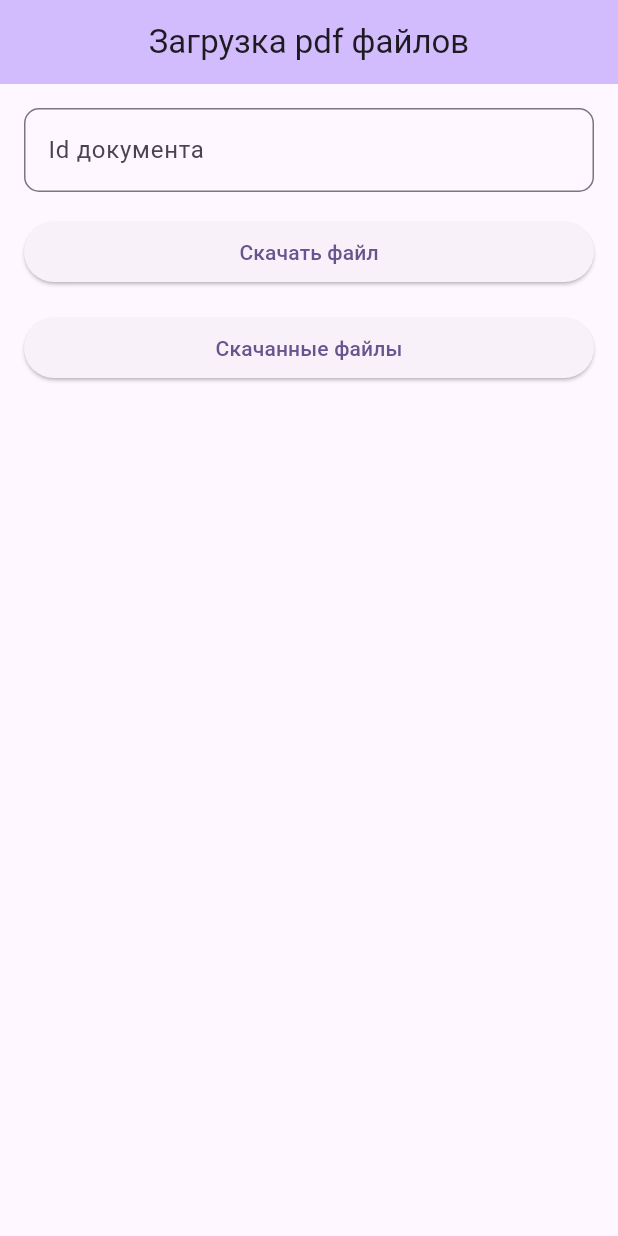
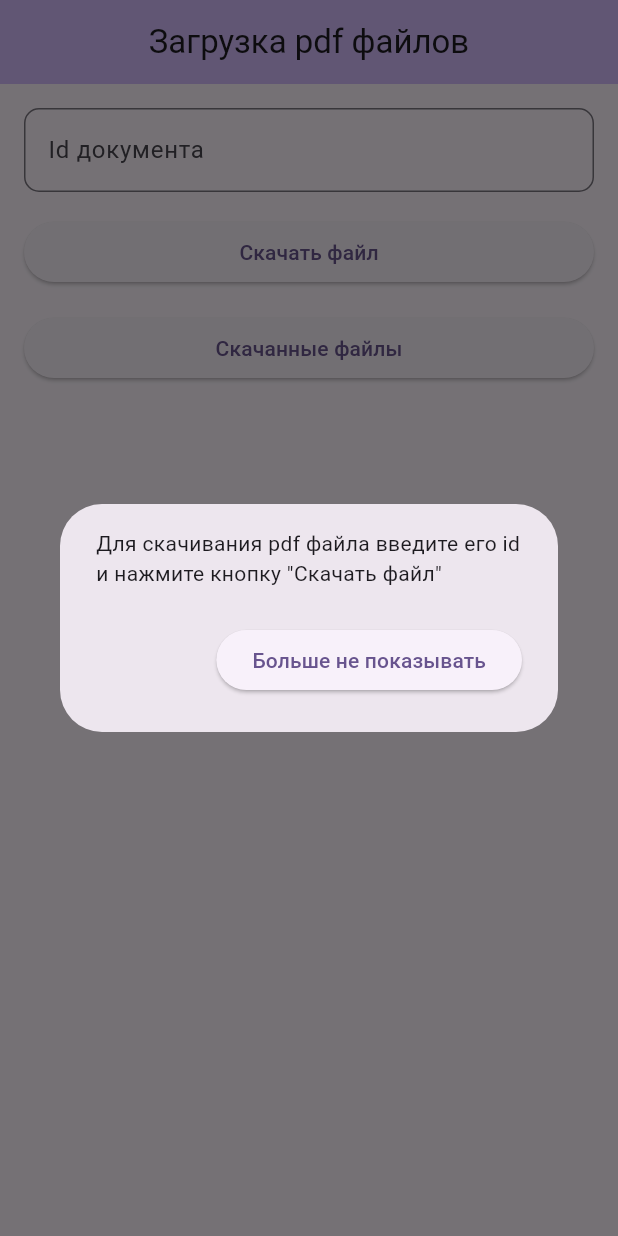
Before and after one commit to StasShevchenko/laba5, a Flutter app: the screen it shows after launch, on a phone screen of 412 x 824 dp. Run offline on Flutter 3.47's test engine with Material 2 defaults, Android fonts, the phone set to English and light mode, and no system bars; our stand-ins replace dio, open_filex, permission_handler, shared_preferences.

```diff
--- a/lib/main.dart
+++ b/lib/main.dart
@@ -1,8 +1,9 @@
-import 'dart:ui';
+
 
 import 'package:flutter/material.dart';
 import 'package:laba5/helper_functions/download_file.dart';
 import 'package:laba5/pages/downloaded_files_page.dart';
+import 'package:shared_preferences/shared_preferences.dart';
 
 void main() {
   runApp(const MyApp());
@@ -37,6 +38,44 @@ class _MyHomePageState extends State<MyHomePage> {
   var _isLoading = false;
   var _progressValue = '';
   var _isError = false;
+  var isHintNeeded = false;
+  var _dontShowAnymore = false;
+
+  SharedPreferences? preferences;
+
+  @override
+  void initState() {
+    super.initState();
+    Future((){
+    readIsHintNeeded();
+    });
+  }
+
+  void readIsHintNeeded() async {
+    preferences = await SharedPreferences.getInstance();
+    final showHint = preferences!.getBool("showHint");
+    if(showHint == null) {
+      if(mounted) {
+        showDialog(
+            context: context,
+            builder: (context) {
+              return AlertDialog(
+                content: const Text(
+                    'Для скачивания pdf файла введите его id и нажмите кнопку "Скачать файл"'),
+                actions: [
+                  ElevatedButton(
+                      onPressed: () {
+                        preferences!.setBool("showHint", true);
+                        Navigator.of(context).pop();
+                      },
+                      child: const Text('Больше не показывать'))
+                ],
+              );
+            });
+      }
+    }
+  }
+
 
   void showProgress(String progress) {
     setState(() {
@@ -49,7 +88,7 @@ class _MyHomePageState extends State<MyHomePage> {
     return Scaffold(
       appBar: AppBar(
         backgroundColor: Theme.of(context).colorScheme.inversePrimary,
-        title: Center(child: Text('Загрузка pdf файлов')),
+        title: const Center(child: Text('Загрузка pdf файлов')),
       ),
       body: Center(
         child: Padding(
@@ -95,29 +134,29 @@ class _MyHomePageState extends State<MyHomePage> {
                     }
                   }
                 },
-                child: Text('Скачать файл'),
+                child: const Text('Скачать файл'),
               ),
               if (_isLoading) ...{
-                SizedBox(
+                const SizedBox(
                   height: 8,
                 ),
                 Text('Загрузка файла: $_progressValue')
               },
               if (_isError) ...{
-                SizedBox(
+                const SizedBox(
                   height: 8,
                 ),
-                Text('Указанный файл не найден!')
+                const Text('Указанный файл не найден!')
               },
-              SizedBox(
+              const SizedBox(
                 height: 16,
               ),
               ElevatedButton(
                 onPressed: () {
                   Navigator.of(context).push(MaterialPageRoute(
-                      builder: (context) => DownloadedFilesPage()));
+                      builder: (context) => const DownloadedFilesPage()));
                 },
-                child: Text('Скачанные файлы'),
+                child: const Text('Скачанные файлы'),
               )
             ],
           ),
--- a/pubspec.yaml
+++ b/pubspec.yaml
@@ -17,6 +17,7 @@ dependencies:
   path_provider: ^2.1.1
   permission_handler: ^11.0.1
   open_filex: ^4.3.4
+  shared_preferences: ^2.2.2
 
 dev_dependencies:
   flutter_test:
```
Also changed, not shown: lib/pages/downloaded_files_page.dart (+7 -4 lines), pubspec.lock.
